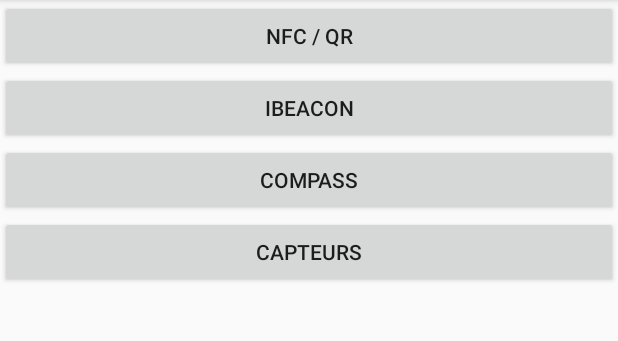
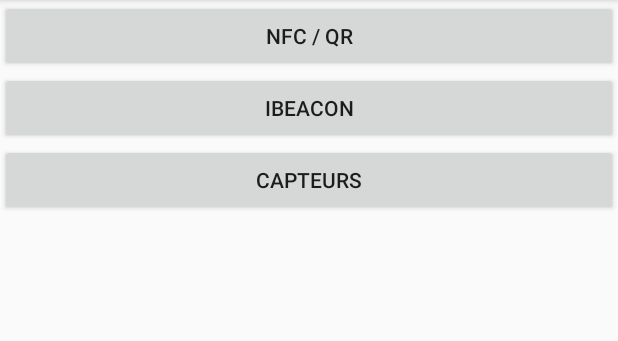
Before and after one commit to LoyseKrug/SYM_Labo3, an Android app: the screen it shows after launch (MainActivity), on a phone screen of 412 x 824 dp, the part 84-425 px from its top. Run offline under Robolectric (Android 15) with nearby library versions, the phone set to English and light mode, and no system bars.

Commit message:
remove compass to capteur

```diff
--- a/Labo3-TemplateBoussole/app/src/main/java/ch/heigvd/iict/sym/a3dcompassapp/MainActivity.java
+++ b/Labo3-TemplateBoussole/app/src/main/java/ch/heigvd/iict/sym/a3dcompassapp/MainActivity.java
@@ -11,7 +11,6 @@ public class MainActivity extends AppCompatActivity {
     private Button nfc_qr;
     private Button iBeacon;
     private Button captors;
-    private Button compass;
 
 
     @Override
@@ -22,7 +21,6 @@ public class MainActivity extends AppCompatActivity {
         nfc_qr = (Button) findViewById(R.id.btn_NFCandQRActivity);
         iBeacon = (Button) findViewById(R.id.btn_IBeacon);
         captors = (Button) findViewById(R.id.btn_Captors);
-        compass = (Button) findViewById(R.id.btn_Compass);
 
         nfc_qr.setOnClickListener(new View.OnClickListener(){
             @Override
@@ -43,15 +41,7 @@ public class MainActivity extends AppCompatActivity {
         captors.setOnClickListener(new View.OnClickListener(){
             @Override
             public void onClick(View view){
-                //Intent intent = new Intent(MainActivity.this, .class); // TODO: mettre le nom de la classe gérant les iBeacon
-                //startActivity(intent);
-            }
-        });
-
-        compass.setOnClickListener(new View.OnClickListener(){
-            @Override
-            public void onClick(View view){
-                Intent intent = new Intent(MainActivity.this, CompassActivity.class);
+                Intent intent = new Intent(MainActivity.this, CompassActivity.class); // TODO: mettre le nom de la classe gérant les iBeacon
                 startActivity(intent);
             }
         });
--- a/Labo3-TemplateBoussole/app/src/main/res/layout/activity_main.xml
+++ b/Labo3-TemplateBoussole/app/src/main/res/layout/activity_main.xml
@@ -18,11 +18,6 @@
             android:layout_height="wrap_content" tools:layout_editor_absoluteY="259dp"
             tools:layout_editor_absoluteX="148dp" android:id="@+id/btn_IBeacon"/>
     <Button
-            android:text="Compass"
-            android:layout_width="match_parent"
-            android:layout_height="wrap_content" tools:layout_editor_absoluteY="259dp"
-            tools:layout_editor_absoluteX="148dp" android:id="@+id/btn_Compass"/>
-    <Button
             android:text="Capteurs"
             android:layout_width="match_parent"
             android:layout_height="wrap_content" tools:layout_editor_absoluteY="336dp"
```
